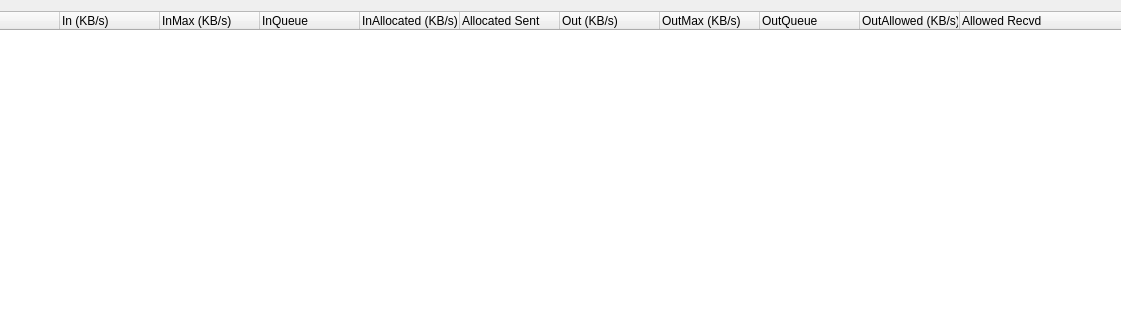
Above: retroshare-gui/src/gui/statistics/BwCtrlWindow.ui from RetroShare/RetroShare before the change; both pictures show x 152 to 1273 and y 0 to 320 of the 1447 by 471 pixel window. Below: the same form after it.
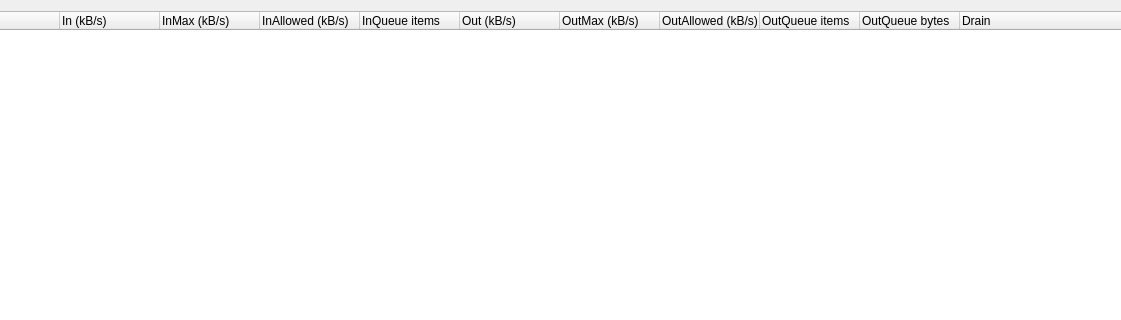
That is the form after the change. Custom widgets are drawn as their Qt base class.

Commit message: BW statistics: polish, remove useless values, display outqueue size in bytes, display drain = outqueue / outspeed

```diff
--- a/retroshare-gui/src/gui/statistics/BwCtrlWindow.ui
+++ b/retroshare-gui/src/gui/statistics/BwCtrlWindow.ui
@@ -35,52 +35,52 @@
       </column>
       <column>
        <property name="text">
-        <string>In (KB/s)</string>
+        <string>In (kB/s)</string>
        </property>
       </column>
       <column>
        <property name="text">
-        <string>InMax (KB/s)</string>
+        <string>InMax (kB/s)</string>
        </property>
       </column>
       <column>
        <property name="text">
-        <string>InQueue</string>
+        <string>InAllowed (kB/s)</string>
        </property>
       </column>
       <column>
        <property name="text">
-        <string>InAllocated (KB/s)</string>
+        <string>InQueue items</string>
        </property>
       </column>
       <column>
        <property name="text">
-        <string>Allocated Sent</string>
+        <string>Out (kB/s)</string>
        </property>
       </column>
       <column>
        <property name="text">
-        <string>Out (KB/s)</string>
+        <string>OutMax (kB/s)</string>
        </property>
       </column>
       <column>
        <property name="text">
-        <string>OutMax (KB/s)</string>
+        <string>OutAllowed (kB/s)</string>
        </property>
       </column>
       <column>
        <property name="text">
-        <string>OutQueue</string>
+        <string>OutQueue items</string>
        </property>
       </column>
       <column>
        <property name="text">
-        <string>OutAllowed (KB/s)</string>
+        <string>OutQueue bytes</string>
        </property>
       </column>
       <column>
        <property name="text">
-        <string>Allowed Recvd</string>
+        <string>Drain</string>
        </property>
       </column>
      </widget>
```
The commit also changes 2 other files.
